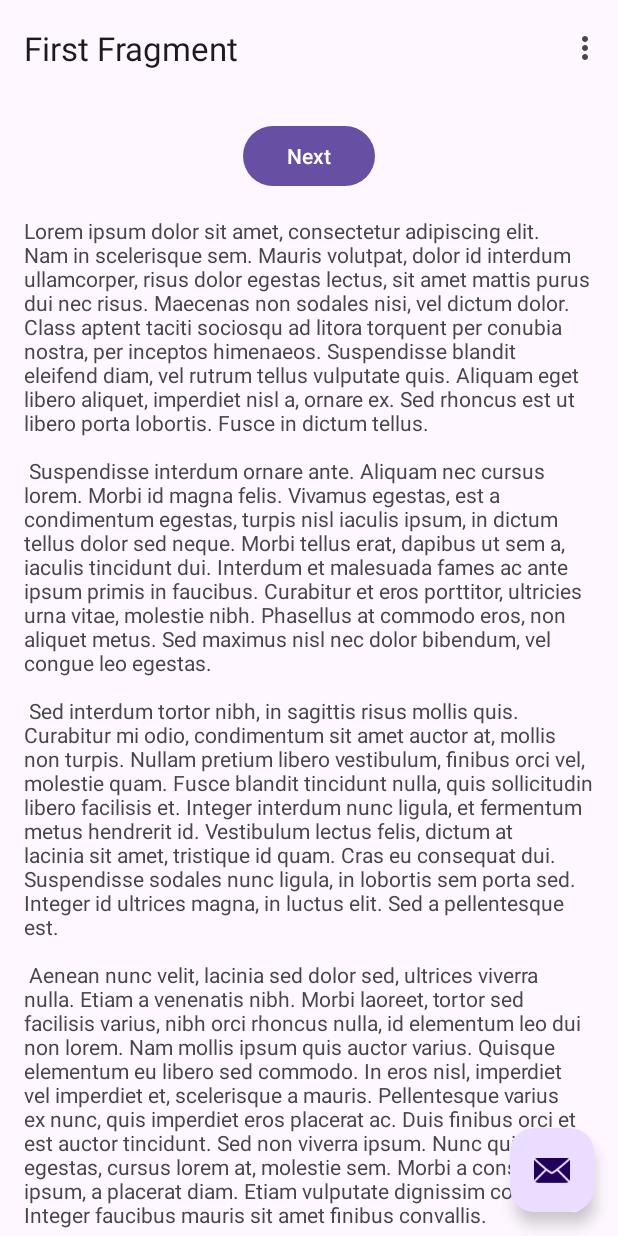
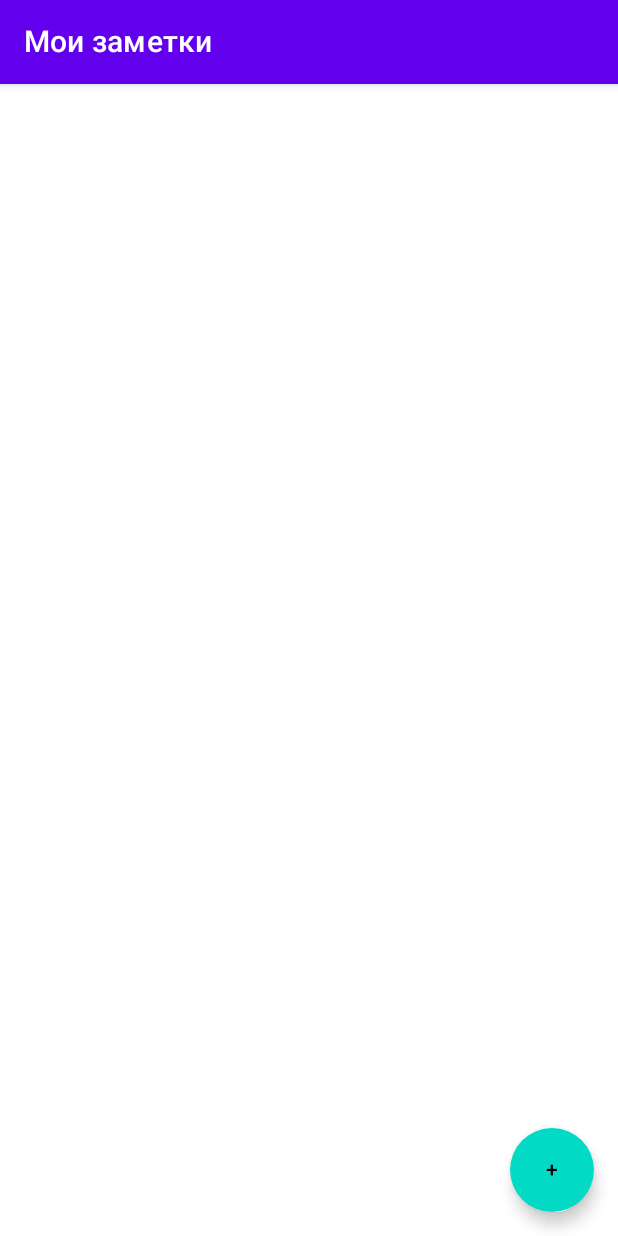
Before and after one commit to Mutlaboc/MutlabocNotes, an Android app built with Jetpack Compose: the screen it shows after launch (MainActivity), on a phone screen of 412 x 824 dp. Run offline under Robolectric (Android 15) with nearby library versions, the light colour scheme and no system bars.

Commit message:
17.02.25 работа экраном заметок

```diff
--- a/app/src/main/java/com/example/mutlabocsnotes/FirstFragment.kt
+++ /dev/null
@@ -1,44 +0,0 @@
-package com.example.mutlabocsnotes
-
-import android.os.Bundle
-import androidx.fragment.app.Fragment
-import android.view.LayoutInflater
-import android.view.View
-import android.view.ViewGroup
-import androidx.navigation.fragment.findNavController
-import com.example.mutlabocsnotes.databinding.FragmentFirstBinding
-
-/**
- * A simple [Fragment] subclass as the default destination in the navigation.
- */
-class FirstFragment : Fragment() {
-
-    private var _binding: FragmentFirstBinding? = null
-
-    // This property is only valid between onCreateView and
-    // onDestroyView.
-    private val binding get() = _binding!!
-
-    override fun onCreateView(
-        inflater: LayoutInflater, container: ViewGroup?,
-        savedInstanceState: Bundle?
-    ): View {
-
-        _binding = FragmentFirstBinding.inflate(inflater, container, false)
-        return binding.root
-
-    }
-
-    override fun onViewCreated(view: View, savedInstanceState: Bundle?) {
-        super.onViewCreated(view, savedInstanceState)
-
-        binding.buttonFirst.setOnClickListener {
-            findNavController().navigate(R.id.action_FirstFragment_to_SecondFragment)
-        }
-    }
-
-    override fun onDestroyView() {
-        super.onDestroyView()
-        _binding = null
-    }
-}
--- /dev/null
+++ b/app/src/main/java/com/example/mutlabocsnotes/HomeScreen.kt
@@ -0,0 +1,75 @@
+package com.example.mutlabocsnotes
+
+import androidx.compose.foundation.clickable
+import androidx.compose.foundation.layout.Column
+import androidx.compose.foundation.layout.fillMaxWidth
+import androidx.compose.foundation.layout.padding
+import androidx.compose.foundation.lazy.LazyColumn
+import androidx.compose.foundation.lazy.items
+import androidx.compose.material.FloatingActionButton
+import androidx.compose.material.MaterialTheme
+import androidx.compose.material.Scaffold
+import androidx.compose.material.Text
+import androidx.compose.material.TopAppBar
+import androidx.compose.runtime.Composable
+import androidx.compose.runtime.getValue
+import androidx.compose.runtime.mutableStateOf
+import androidx.compose.runtime.remember
+import androidx.compose.runtime.setValue
+import androidx.compose.ui.Modifier
+import androidx.compose.ui.unit.dp
+
+
+data class Note(
+    val id: Int,
+    val title: String,
+    val content: String
+)
+
+@Composable
+fun HomeScreen(
+    onAddNoteClick: () -> Unit,
+    onNoteClick: (Int) -> Unit
+) {
+    // Пример: список заметок в локальном состоянии
+    // В реальном приложении стоит подключить ViewModel, LiveData/Flow
+    var notes by remember { mutableStateOf(listOf<Note>()) }
+
+    // Scaffold даёт “каркас” с Fab, TopAppBar, Snackbar и т.д.
+    Scaffold(
+        topBar = {
+            TopAppBar(
+                title = { Text("Мои заметки") }
+            )
+        },
+        floatingActionButton = {
+            FloatingActionButton(onClick = onAddNoteClick) {
+                Text("+")
+            }
+        }
+    ) { paddingValues ->
+        // Содержимое экрана с учетом отступов от Scaffold
+        LazyColumn(contentPadding = paddingValues) {
+            items(notes) { note ->
+                NoteItem(
+                    note = note,
+                    onClick = { onNoteClick(note.id) }
+                )
+            }
+        }
+    }
+}
+
+// Простой composable для отображения одной заметки
+@Composable
+fun NoteItem(note: Note, onClick: () -> Unit) {
+    Column(
+        modifier = Modifier
+            .fillMaxWidth()
+            .clickable { onClick() }
+            .padding(16.dp)
+    ) {
+        Text(text = note.title, style = MaterialTheme.typography.subtitle1)
+        Text(text = note.content, style = MaterialTheme.typography.body2)
+    }
+}
--- a/app/src/main/java/com/example/mutlabocsnotes/MainActivity.kt
+++ b/app/src/main/java/com/example/mutlabocsnotes/MainActivity.kt
@@ -1,59 +1,48 @@
 package com.example.mutlabocsnotes
 
 import android.os.Bundle
-import com.google.android.material.snackbar.Snackbar
-import androidx.appcompat.app.AppCompatActivity
-import androidx.navigation.findNavController
-import androidx.navigation.ui.AppBarConfiguration
-import androidx.navigation.ui.navigateUp
-import androidx.navigation.ui.setupActionBarWithNavController
-import android.view.Menu
-import android.view.MenuItem
-import com.example.mutlabocsnotes.databinding.ActivityMainBinding
+import androidx.activity.ComponentActivity
+import androidx.activity.compose.setContent
+import androidx.compose.runtime.Composable
+import androidx.navigation.compose.NavHost
+import androidx.navigation.compose.composable
+import androidx.navigation.compose.rememberNavController
 
-class MainActivity : AppCompatActivity() {
 
-    private lateinit var appBarConfiguration: AppBarConfiguration
-    private lateinit var binding: ActivityMainBinding
-// ...
-    override fun onCreate(savedInstanceState: Bundle?) {
-        super.onCreate(savedInstanceState)
+class MainActivity : ComponentActivity() {
 
-        binding = ActivityMainBinding.inflate(layoutInflater)
-        setContentView(binding.root)
+   override fun onCreate(savedInstanceState: Bundle?) {
+       super.onCreate(savedInstanceState)
+       setContent {
+           MyApp()
+       }
+   }
+}
+@Composable
+fun MyApp() {
+    val navController = rememberNavController()
+    NavHost(
+        navController = navController,
+        startDestination = "home") {
+        composable("home") {
+            HomeScreen(
+                onAddNoteClick = {
+                    navController.navigate("edit")
+                },
+                onNoteClick = { noteId ->
+                    navController.navigate("edit/$noteId")
+                }
+            )
+        }
+        composable(
+            route = "edit",
+        ) {
+            EditNoteScreen(
+                onSaveClick = {
+                    navController.popBackStack()
+                }
+            )
+        }
 
-        setSupportActionBar(binding.toolbar)
-
-        val navController = findNavController(R.id.nav_host_fragment_content_main)
-        appBarConfiguration = AppBarConfiguration(navController.graph)
-        setupActionBarWithNavController(navController, appBarConfiguration)
-
-        binding.fab.setOnClickListener { view ->
-            Snackbar.make(view, "Replace with your own action", Snackbar.LENGTH_LONG)
-                .setAction("Action", null)
-                .setAnchorView(R.id.fab).show()
-        }
-    }
-
-    override fun onCreateOptionsMenu(menu: Menu): Boolean {
-        // Inflate the menu; this adds items to the action bar if it is present.
-        menuInflater.inflate(R.menu.menu_main, menu)
-        return true
-    }
-
-    override fun onOptionsItemSelected(item: MenuItem): Boolean {
-        // Handle action bar item clicks here. The action bar will
-        // automatically handle clicks on the Home/Up button, so long
-        // as you specify a parent activity in AndroidManifest.xml.
-        return when (item.itemId) {
-            R.id.action_settings -> true
-            else -> super.onOptionsItemSelected(item)
-        }
-    }
-
-    override fun onSupportNavigateUp(): Boolean {
-        val navController = findNavController(R.id.nav_host_fragment_content_main)
-        return navController.navigateUp(appBarConfiguration)
-                || super.onSupportNavigateUp()
     }
 }
--- a/app/src/main/res/layout/activity_main.xml
+++ /dev/null
@@ -1,33 +0,0 @@
-<?xml version="1.0" encoding="utf-8"?>
-<androidx.coordinatorlayout.widget.CoordinatorLayout xmlns:android="http://schemas.android.com/apk/res/android"
-    xmlns:app="http://schemas.android.com/apk/res-auto"
-    xmlns:tools="http://schemas.android.com/tools"
-    android:layout_width="match_parent"
-    android:layout_height="match_parent"
-    android:fitsSystemWindows="true"
-    tools:context=".MainActivity">
-
-    <com.google.android.material.appbar.AppBarLayout
-        android:layout_width="match_parent"
-        android:layout_height="wrap_content"
-        android:fitsSystemWindows="true">
-
-        <com.google.android.material.appbar.MaterialToolbar
-            android:id="@+id/toolbar"
-            android:layout_width="match_parent"
-            android:layout_height="?attr/actionBarSize" />
-
-    </com.google.android.material.appbar.AppBarLayout>
-
-    <include layout="@layout/content_main" />
-
-    <com.google.android.material.floatingactionbutton.FloatingActionButton
-        android:id="@+id/fab"
-        android:layout_width="wrap_content"
-        android:layout_height="wrap_content"
-        android:layout_gravity="bottom|end"
-        android:layout_marginEnd="@dimen/fab_margin"
-        android:layout_marginBottom="16dp"
-        app:srcCompat="@android:drawable/ic_dialog_email" />
-
-</androidx.coordinatorlayout.widget.CoordinatorLayout>
--- a/app/src/main/res/layout/content_main.xml
+++ /dev/null
@@ -1,19 +0,0 @@
-<?xml version="1.0" encoding="utf-8"?>
-<androidx.constraintlayout.widget.ConstraintLayout xmlns:android="http://schemas.android.com/apk/res/android"
-    xmlns:app="http://schemas.android.com/apk/res-auto"
-    android:layout_width="match_parent"
-    android:layout_height="match_parent"
-    app:layout_behavior="@string/appbar_scrolling_view_behavior">
-
-    <fragment
-        android:id="@+id/nav_host_fragment_content_main"
-        android:name="androidx.navigation.fragment.NavHostFragment"
-        android:layout_width="0dp"
-        android:layout_height="0dp"
-        app:defaultNavHost="true"
-        app:layout_constraintBottom_toBottomOf="parent"
-        app:layout_constraintEnd_toEndOf="parent"
-        app:layout_constraintStart_toStartOf="parent"
-        app:layout_constraintTop_toTopOf="parent"
-        app:navGraph="@navigation/nav_graph" />
-</androidx.constraintlayout.widget.ConstraintLayout>
--- a/app/src/main/res/layout/fragment_first.xml
+++ /dev/null
@@ -1,35 +0,0 @@
-<?xml version="1.0" encoding="utf-8"?>
-<androidx.core.widget.NestedScrollView xmlns:android="http://schemas.android.com/apk/res/android"
-    xmlns:app="http://schemas.android.com/apk/res-auto"
-    xmlns:tools="http://schemas.android.com/tools"
-    android:layout_width="match_parent"
-    android:layout_height="match_parent"
-    tools:context=".FirstFragment">
-
-    <androidx.constraintlayout.widget.ConstraintLayout
-        android:layout_width="match_parent"
-        android:layout_height="match_parent"
-        android:padding="16dp">
-
-        <Button
-            android:id="@+id/button_first"
-            android:layout_width="wrap_content"
-            android:layout_height="wrap_content"
-            android:text="@string/next"
-            app:layout_constraintBottom_toTopOf="@id/textview_first"
-            app:layout_constraintEnd_toEndOf="parent"
-            app:layout_constraintStart_toStartOf="parent"
-            app:layout_constraintTop_toTopOf="parent" />
-
-        <TextView
-            android:id="@+id/textview_first"
-            android:layout_width="wrap_content"
-            android:layout_height="wrap_content"
-            android:layout_marginTop="16dp"
-            android:text="@string/lorem_ipsum"
-            app:layout_constraintBottom_toBottomOf="parent"
-            app:layout_constraintEnd_toEndOf="parent"
-            app:layout_constraintStart_toStartOf="parent"
-            app:layout_constraintTop_toBottomOf="@id/button_first" />
-    </androidx.constraintlayout.widget.ConstraintLayout>
-</androidx.core.widget.NestedScrollView>
--- a/gradle/libs.versions.toml
+++ b/gradle/libs.versions.toml
@@ -10,6 +10,7 @@ material = "1.10.0"
 constraintlayout = "2.1.4"
 navigationFragmentKtx = "2.6.0"
 navigationUiKtx = "2.6.0"
+runtimeAndroid = "1.7.8"
 
 [libraries]
 androidx-core-ktx = { group = "androidx.core", name = "core-ktx", version.ref = "coreKtx" }
@@ -21,6 +22,7 @@ material = { group = "com.google.android.material", name = "material", version.r
 androidx-constraintlayout = { group = "androidx.constraintlayout", name = "constraintlayout", version.ref = "constraintlayout" }
 androidx-navigation-fragment-ktx = { group = "androidx.navigation", name = "navigation-fragment-ktx", version.ref = "navigationFragmentKtx" }
 androidx-navigation-ui-ktx = { group = "androidx.navigation", name = "navigation-ui-ktx", version.ref = "navigationUiKtx" }
+androidx-runtime-android = { group = "androidx.compose.runtime", name = "runtime-android", version.ref = "runtimeAndroid" }
 
 [plugins]
 android-application = { id = "com.android.application", version.ref = "agp" }
```
Also changed, not shown: app/build.gradle.kts (+39 -14 lines), app/src/main/java/com/example/mutlabocsnotes/EditNoteScreen.kt (added, +72 -0 lines), app/src/main/java/com/example/mutlabocsnotes/NotesViewModel.kt (added, +21 -0 lines), app/src/main/java/com/example/mutlabocsnotes/SecondFragment.kt (deleted, +0 -44 lines).
